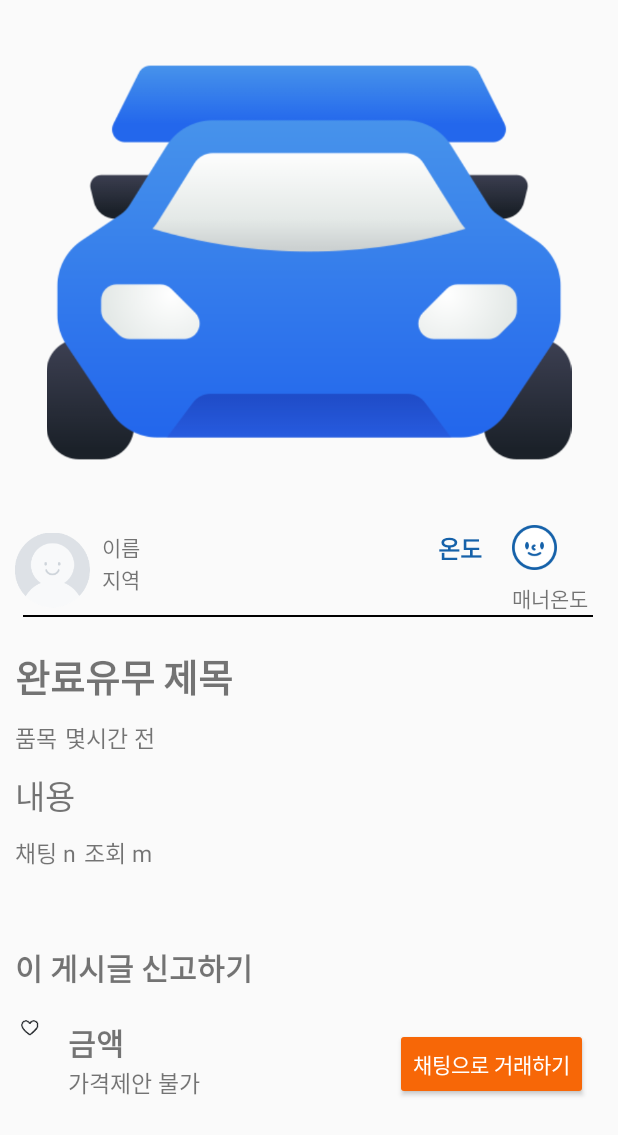
After one commit to dasomahn/UMC-Hackathon-TeamD, an Android app: the layout activity_home_article.xml on its own in the app's theme, with its tools: preview values and no code run, on a phone screen of 412 x 824 dp. The commit adds this screen. Shown: the top 1135 px of the screen. Run offline under Robolectric (Android 15) with nearby library versions, the phone set to English and light mode, and no system bars.

Commit message:
feat: Add Home Article

```diff
--- a/app/src/main/java/com/softsquared/template/kotlin/src/main/home/ArticleAdapter.kt
+++ b/app/src/main/java/com/softsquared/template/kotlin/src/main/home/ArticleAdapter.kt
@@ -24,7 +24,7 @@ class ArticleAdapter(val items: ArrayList<ArticleModel>) : RecyclerView.Adapter<
         holder.binding.apply {
             context.text = items[position].contxt.toString()
             location.text = items[position].loc.toString()
-            price.text = items[position].cost.toString()
+            price.text = items[position].cost.toInt().toString()+"원"
         }
     }
 
--- /dev/null
+++ b/app/src/main/res/layout/activity_home_article.xml
@@ -0,0 +1,229 @@
+<?xml version="1.0" encoding="utf-8"?>
+<androidx.constraintlayout.widget.ConstraintLayout xmlns:android="http://schemas.android.com/apk/res/android"
+    android:layout_width="match_parent"
+    android:layout_height="match_parent">
+
+    <LinearLayout
+        android:layout_width="match_parent"
+        android:layout_height="match_parent"
+        android:orientation="vertical">
+
+        <ImageView
+            android:layout_width="match_parent"
+            android:layout_height="350dp"
+            android:src="@drawable/ic_car"/>
+
+        <LinearLayout
+            android:layout_width="match_parent"
+            android:layout_height="60dp">
+            <ImageView
+                android:layout_marginLeft="10dp"
+                android:layout_width="50dp"
+                android:layout_height="wrap_content"
+                android:src="@drawable/ic_user_profile_placeholder"/>
+            <LinearLayout
+                android:layout_marginTop="4dp"
+                android:layout_marginStart="8dp"
+                android:layout_width="wrap_content"
+                android:layout_height="wrap_content"
+                android:orientation="vertical">
+
+                <TextView
+                    android:layout_width="wrap_content"
+                    android:layout_height="wrap_content"
+                    android:text="이름"/>
+                <TextView
+                    android:layout_width="wrap_content"
+                    android:layout_height="wrap_content"
+                    android:text="지역"/>
+
+            </LinearLayout>
+
+            <View
+                android:layout_width="0dp"
+                android:layout_height="0dp"
+                android:layout_weight="1" />
+
+            <TextView
+                android:layout_marginRight="20dp"
+                android:layout_marginTop="3dp"
+                android:layout_width="wrap_content"
+                android:layout_height="wrap_content"
+                android:text="온도"
+                android:textColor="#1561A9"
+                android:textStyle="bold"
+                android:textSize="16dp"/>
+
+            <LinearLayout
+                android:layout_width="wrap_content"
+                android:layout_height="wrap_content"
+                android:orientation="vertical">
+
+                <ImageView
+                    android:layout_width="30dp"
+                    android:layout_height="30dp"
+                    android:src="@drawable/icon_manner_03"/>
+
+                <TextView
+                    android:layout_marginTop="8dp"
+                    android:layout_width="wrap_content"
+                    android:layout_height="wrap_content"
+                    android:text="매너온도"
+                    android:layout_marginRight="20dp"/>
+
+            </LinearLayout>
+        </LinearLayout>
+        <View
+            android:layout_marginStart="15dp"
+            android:layout_width="380dp"
+            android:layout_height="2px"
+            android:background="#000000"
+            android:layout_marginBottom="20dp"/>
+
+        <LinearLayout
+            android:layout_width="wrap_content"
+            android:layout_height="wrap_content"
+            android:layout_marginLeft="10dp">
+
+            <TextView
+                android:textStyle="bold"
+                android:layout_width="wrap_content"
+                android:layout_height="wrap_content"
+                android:text="완료유무"
+                android:textSize="25dp"/>
+
+            <TextView
+                android:textStyle="bold"
+                android:layout_marginStart="5dp"
+                android:layout_width="wrap_content"
+                android:layout_height="wrap_content"
+                android:text="제목"
+                android:textSize="25dp"/>
+
+        </LinearLayout>
+
+        <View
+            android:layout_width="match_parent"
+            android:layout_height="10dp"/>
+
+        <LinearLayout
+            android:layout_width="wrap_content"
+            android:layout_height="wrap_content"
+            android:layout_marginLeft="10dp">
+
+            <TextView
+                android:layout_width="wrap_content"
+                android:layout_height="wrap_content"
+                android:text="품목"
+                android:textSize="15dp"/>
+
+            <TextView
+                android:layout_marginStart="5dp"
+                android:layout_width="wrap_content"
+                android:layout_height="wrap_content"
+                android:text="몇시간 전"
+                android:textSize="15dp"/>
+
+        </LinearLayout>
+
+        <View
+            android:layout_width="match_parent"
+            android:layout_height="10dp"/>
+
+        <TextView
+            android:layout_marginLeft="10dp"
+            android:layout_width="wrap_content"
+            android:layout_height="wrap_content"
+            android:text="내용"
+            android:textSize="22dp"/>
+
+        <View
+            android:layout_width="match_parent"
+            android:layout_height="10dp"/>
+
+        <LinearLayout
+            android:layout_width="wrap_content"
+            android:layout_height="wrap_content"
+            android:layout_marginLeft="10dp">
+
+            <TextView
+                android:layout_width="wrap_content"
+                android:layout_height="wrap_content"
+                android:text="채팅 n"
+                android:textSize="15dp"/>
+
+            <TextView
+                android:layout_marginStart="5dp"
+                android:layout_width="wrap_content"
+                android:layout_height="wrap_content"
+                android:text="조회 m"
+                android:textSize="15dp"/>
+
+        </LinearLayout>
+
+        <View
+            android:layout_width="match_parent"
+            android:layout_height="50dp"/>
+
+        <TextView
+            android:layout_marginStart="10dp"
+            android:textStyle="bold"
+            android:textSize="20dp"
+            android:layout_width="wrap_content"
+            android:layout_height="wrap_content"
+            android:text="이 게시글 신고하기"/>
+
+        <View
+            android:layout_width="match_parent"
+            android:layout_height="20dp"/>
+
+        <LinearLayout
+            android:layout_width="match_parent"
+            android:layout_height="wrap_content">
+
+            <ImageView
+                android:layout_width="20dp"
+                android:layout_height="wrap_content"
+                android:layout_marginStart="10dp"
+                android:src="@drawable/ic_feed_interest_outline_18" />
+
+
+            <LinearLayout
+                android:layout_marginStart="15dp"
+                android:layout_width="wrap_content"
+                android:layout_height="wrap_content"
+                android:orientation="vertical">
+                <TextView
+                    android:layout_width="wrap_content"
+                    android:layout_height="wrap_content"
+                    android:text="금액"
+                    android:textSize="20dp"
+                    android:textStyle="bold" />
+
+                <TextView
+                    android:textSize="15dp"
+                    android:layout_width="wrap_content"
+                    android:layout_height="wrap_content"
+                    android:text="가격제안 불가" />
+
+            </LinearLayout>
+
+
+            <Button
+                android:layout_marginTop="5dp"
+                android:layout_marginLeft="130dp"
+                android:layout_width="wrap_content"
+                android:layout_height="wrap_content"
+                android:text="채팅으로 거래하기"
+                android:textColor="@color/white"
+                android:backgroundTint="#F76707"/>
+
+        </LinearLayout>
+</LinearLayout>
+
+
+
+
+
+
+</androidx.constraintlayout.widget.ConstraintLayout>
--- a/app/src/main/res/layout/activity_splash.xml
+++ b/app/src/main/res/layout/activity_splash.xml
@@ -8,9 +8,11 @@
     tools:context=".src.splash.SplashActivity">
 
     <ImageView
-        android:layout_width="match_parent"
+        android:layout_width="70dp"
         android:layout_height="wrap_content"
-        android:src="@drawable/softsquared_logo"
+        android:src="@drawable/splash_symbol"
         app:layout_constraintBottom_toBottomOf="parent"
+        app:layout_constraintEnd_toEndOf="parent"
+        app:layout_constraintStart_toStartOf="parent"
         app:layout_constraintTop_toTopOf="parent" />
 </androidx.constraintlayout.widget.ConstraintLayout>
--- a/app/src/main/res/layout/item_article.xml
+++ b/app/src/main/res/layout/item_article.xml
@@ -53,7 +53,11 @@
                 android:layout_width="wrap_content"
                 android:layout_height="wrap_content"/>
 
-        </LinearLayout>
+            <TextView
+                android:layout_width="wrap_content"
+                android:layout_height="wrap_content"/>
+
+    </LinearLayout>
 
     </LinearLayout>
 
```
Also changed, not shown: app/src/main/res/drawable/ic_feed_interest_outline_18.png (added), app/src/main/res/drawable/icon_manner_03.png (added), app/src/main/res/drawable/splash_symbol.png (added).
